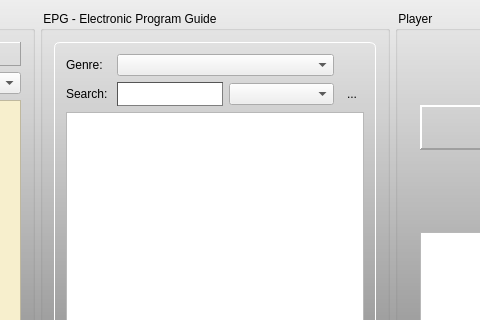
The window that branches/kartina.tv/forms/recorder_inc.ui (code-google-com/vlc-record) describes before a commit, drawn with Qt 5; both pictures show x 175 to 655 and y 0 to 320 of the 937 by 656 pixel window.
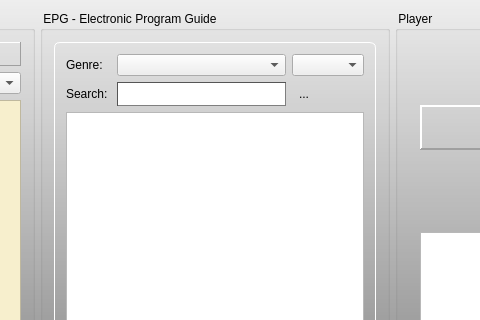
The same window after the commit. The open tabs and pages were chosen to show the change. Icons and pictures are not drawn. Custom widgets are drawn as their Qt base class.

Patch:
```diff
--- a/branches/kartina.tv/forms/recorder_inc.ui
+++ b/branches/kartina.tv/forms/recorder_inc.ui
@@ -616,7 +616,7 @@
                 </property>
                </widget>
               </item>
-              <item row="1" column="1">
+              <item row="1" column="1" colspan="2">
                <widget class="QLineEdit" name="lineVodSearch">
                 <property name="minimumSize">
                  <size>
@@ -637,9 +637,6 @@
                 </property>
                </widget>
               </item>
-              <item row="1" column="2">
-               <widget class="QComboBox" name="cbxSearchArea"/>
-              </item>
               <item row="1" column="3">
                <widget class="QToolButton" name="btnVodSearch">
                 <property name="text">
@@ -660,6 +657,9 @@
                 </property>
                </widget>
               </item>
+              <item row="0" column="3">
+               <widget class="QComboBox" name="cbxLastOrBest"/>
+              </item>
              </layout>
             </item>
             <item>
```
